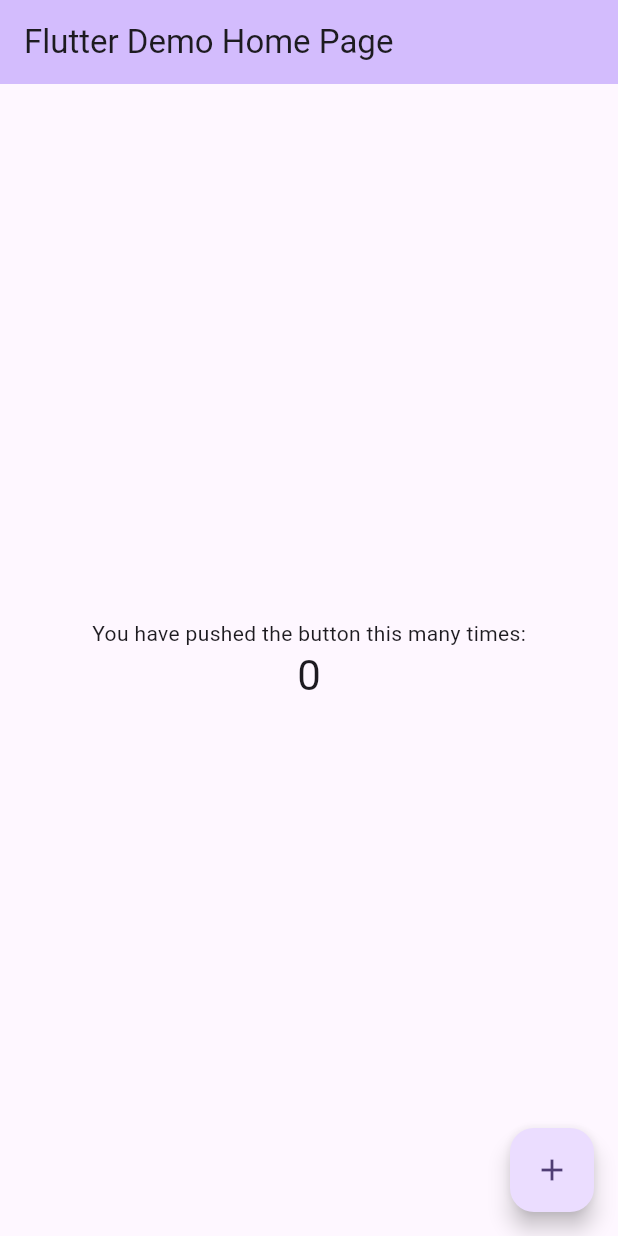
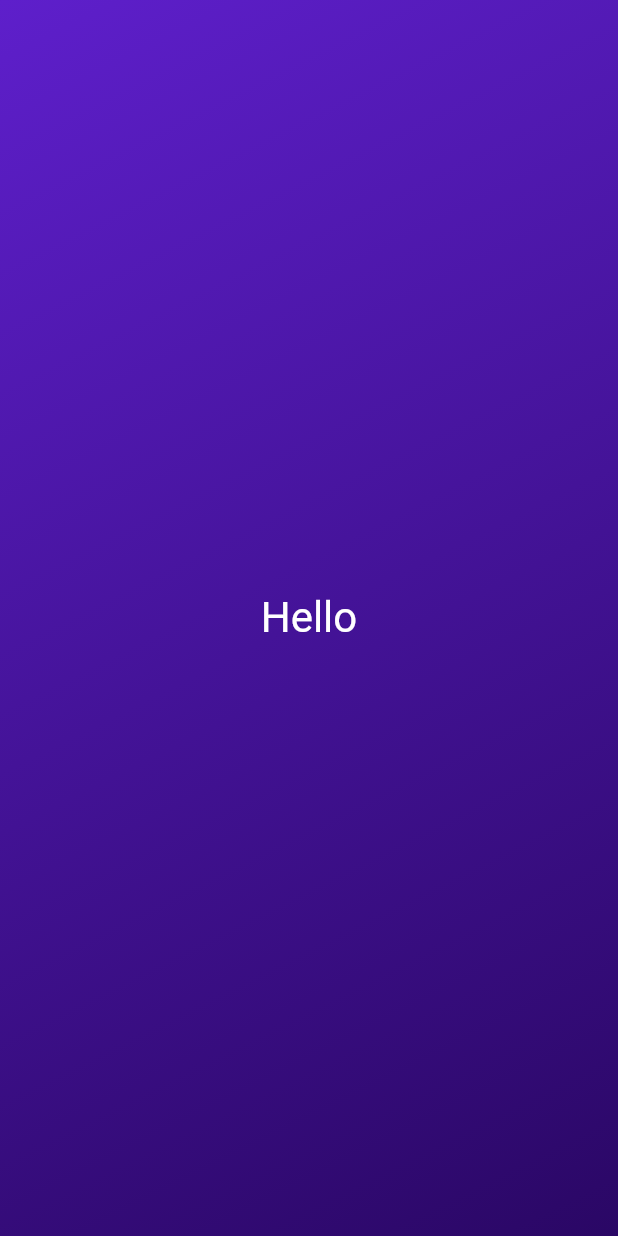
Before and after one commit to bmessaoudi/roll_dice_app, a Flutter app: the screen it shows after launch, on a phone screen of 412 x 824 dp. Run offline on Flutter 3.47's test engine with Material 2 defaults, Android fonts, the phone set to English and light mode, and no system bars.

Commit message:
create widget gradient container

```diff
--- /dev/null
+++ b/lib/gradient_container.dart
@@ -0,0 +1,30 @@
+import 'package:flutter/material.dart';
+
+class GradientContainer extends StatelessWidget {
+  const GradientContainer({super.key});
+
+  @override
+  Widget build(BuildContext context) {
+    return Container(
+      decoration: const BoxDecoration(
+        gradient: LinearGradient(
+          colors: [
+            Color.fromRGBO(94, 31, 203, 1),
+            Color.fromRGBO(42, 7, 101, 1),
+          ],
+          begin: Alignment.topLeft,
+          end: Alignment.bottomRight,
+        ),
+      ),
+      child: const Center(
+        child: Text(
+          "Hello",
+          style: TextStyle(
+            color: Colors.white,
+            fontSize: 28.0,
+          ),
+        ),
+      ),
+    );
+  }
+}
--- a/lib/main.dart
+++ b/lib/main.dart
@@ -1,4 +1,5 @@
 import 'package:flutter/material.dart';
+import 'package:roll_dice_app/gradient_container.dart';
 
 void main() {
   runApp(const MyApp());
@@ -7,119 +8,14 @@ void main() {
 class MyApp extends StatelessWidget {
   const MyApp({super.key});
 
-  // This widget is the root of your application.
   @override
   Widget build(BuildContext context) {
-    return MaterialApp(
-      title: 'Flutter Demo',
-      theme: ThemeData(
-        // This is the theme of your application.
-        //
-        // TRY THIS: Try running your application with "flutter run". You'll see
-        // the application has a blue toolbar. Then, without quitting the app,
-        // try changing the seedColor in the colorScheme below to Colors.green
-        // and then invoke "hot reload" (save your changes or press the "hot
-        // reload" button in a Flutter-supported IDE, or press "r" if you used
-        // the command line to start the app).
-        //
-        // Notice that the counter didn't reset back to zero; the application
-        // state is not lost during the reload. To reset the state, use hot
-        // restart instead.
-        //
-        // This works for code too, not just values: Most code changes can be
-        // tested with just a hot reload.
-        colorScheme: ColorScheme.fromSeed(seedColor: Colors.deepPurple),
-        useMaterial3: true,
+    return const MaterialApp(
+      debugShowCheckedModeBanner: false,
+      home: Scaffold(
+        backgroundColor: Colors.purple,
+        body: GradientContainer(),
       ),
-      home: const MyHomePage(title: 'Flutter Demo Home Page'),
     );
   }
 }
-
-class MyHomePage extends StatefulWidget {
-  const MyHomePage({super.key, required this.title});
-
-  // This widget is the home page of your application. It is stateful, meaning
-  // that it has a State object (defined below) that contains fields that affect
-  // how it looks.
-
-  // This class is the configuration for the state. It holds the values (in this
-  // case the title) provided by the parent (in this case the App widget) and
-  // used by the build method of the State. Fields in a Widget subclass are
-  // always marked "final".
-
-  final String title;
-
-  @override
-  State<MyHomePage> createState() => _MyHomePageState();
-}
-
-class _MyHomePageState extends State<MyHomePage> {
-  int _counter = 0;
-
-  void _incrementCounter() {
-    setState(() {
-      // This call to setState tells the Flutter framework that something has
-      // changed in this State, which causes it to rerun the build method below
-      // so that the display can reflect the updated values. If we changed
-      // _counter without calling setState(), then the build method would not be
-      // called again, and so nothing would appear to happen.
-      _counter++;
-    });
-  }
-
-  @override
-  Widget build(BuildContext context) {
-    // This method is rerun every time setState is called, for instance as done
-    // by the _incrementCounter method above.
-    //
-    // The Flutter framework has been optimized to make rerunning build methods
-    // fast, so that you can just rebuild anything that needs updating rather
-    // than having to individually change instances of widgets.
-    return Scaffold(
-      appBar: AppBar(
-        // TRY THIS: Try changing the color here to a specific color (to
-        // Colors.amber, perhaps?) and trigger a hot reload to see the AppBar
-        // change color while the other colors stay the same.
-        backgroundColor: Theme.of(context).colorScheme.inversePrimary,
-        // Here we take the value from the MyHomePage object that was created by
-        // the App.build method, and use it to set our appbar title.
-        title: Text(widget.title),
-      ),
-      body: Center(
-        // Center is a layout widget. It takes a single child and positions it
-        // in the middle of the parent.
-        child: Column(
-          // Column is also a layout widget. It takes a list of children and
-          // arranges them vertically. By default, it sizes itself to fit its
-          // children horizontally, and tries to be as tall as its parent.
-          //
-          // Column has various properties to control how it sizes itself and
-          // how it positions its children. Here we use mainAxisAlignment to
-          // center the children vertically; the main axis here is the vertical
-          // axis because Columns are vertical (the cross axis would be
-          // horizontal).
-          //
-          // TRY THIS: Invoke "debug painting" (choose the "Toggle Debug Paint"
-          // action in the IDE, or press "p" in the console), to see the
-          // wireframe for each widget.
-          mainAxisAlignment: MainAxisAlignment.center,
-          children: <Widget>[
-            const Text(
-              'You have pushed the button this many times:',
-            ),
-            Text(
-              '$_counter',
-              style: Theme.of(context).textTheme.headlineMedium,
-            ),
-          ],
-        ),
-      ),
-      floatingActionButton: FloatingActionButton(
-        onPressed: _incrementCounter,
-        tooltip: 'Increment',
-        child: const Icon(Icons.add),
-      ), // This trailing comma makes auto-formatting nicer for build methods.
-    );
-  }
-}
```
